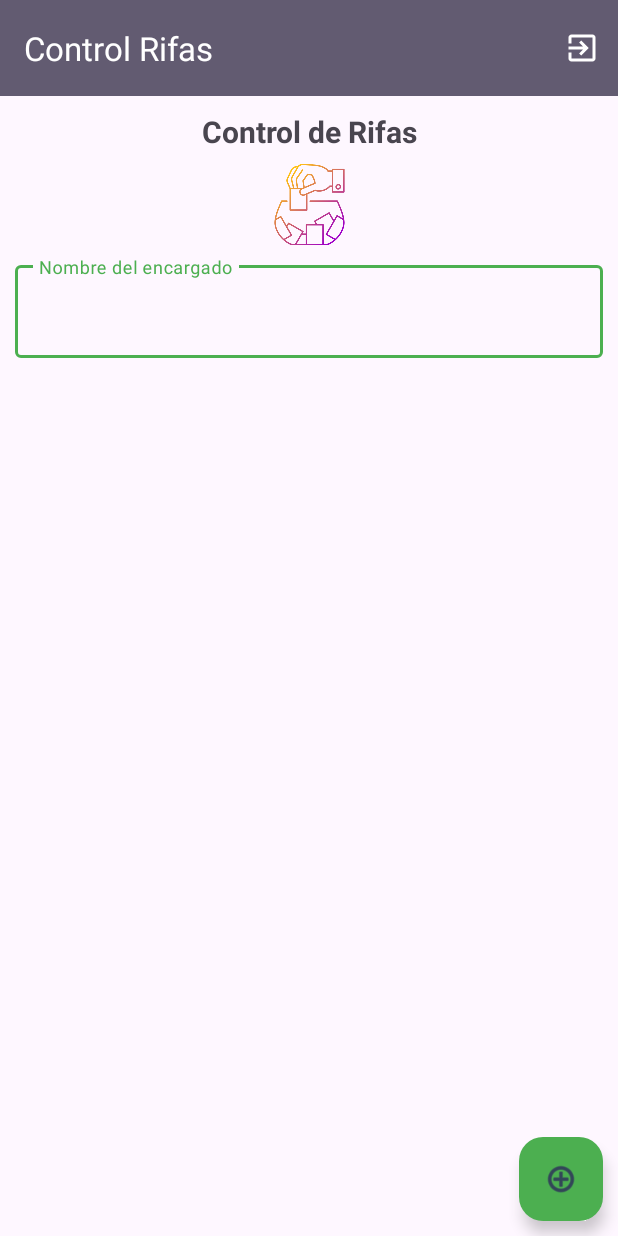
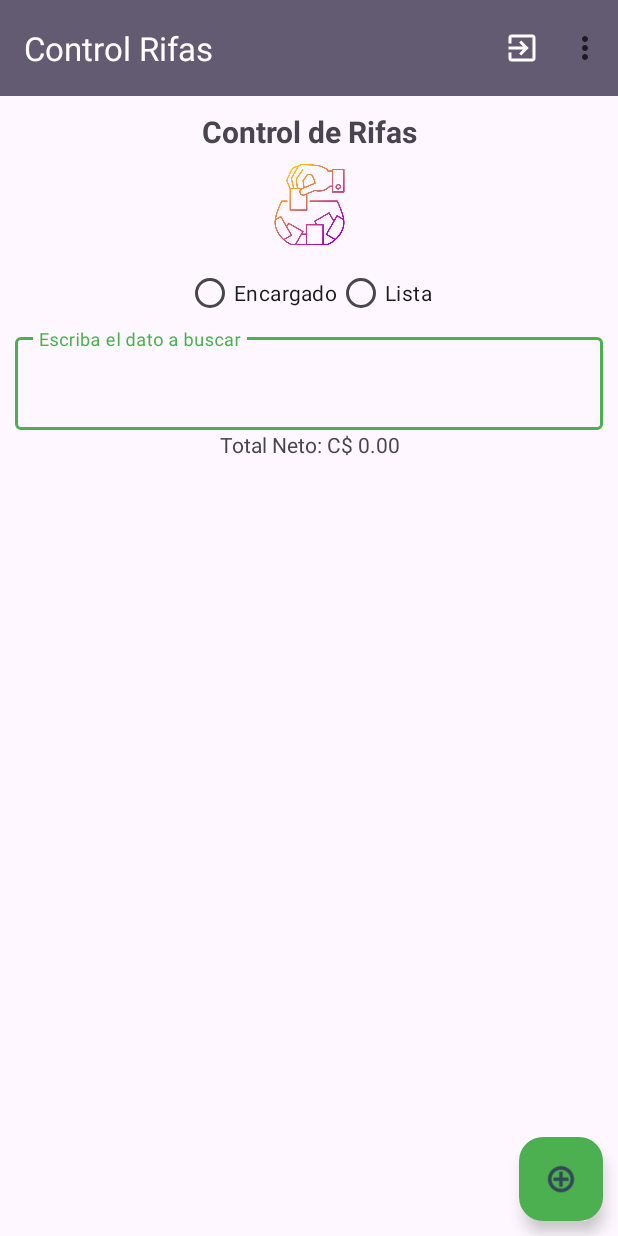
Before and after one commit to jadg-13/ControlRifas, an Android app: the Menu screen opened directly, with no data from a screen before it, on a phone screen of 412 x 824 dp. Run offline under Robolectric (Android 15) with nearby library versions, the phone set to English and light mode, and no system bars; our stand-ins replace Firebase (no records; nobody signed in at launch, a user with empty details on screens opened directly).

Commit message:
[upate] login, menu

```diff
--- a/app/src/main/java/site/soymegh/controlrifas/MainActivity.kt
+++ b/app/src/main/java/site/soymegh/controlrifas/MainActivity.kt
@@ -43,10 +43,10 @@ class MainActivity : AppCompatActivity() {
             startActivity(intent)
         }
 
-        binding.TvNewUser.setOnClickListener {
+       /* binding.TvNewUser.setOnClickListener {
             val intent = Intent(this, NewUser::class.java)
             startActivity(intent)
-        }
+        }*/
     }
 
     private fun singIn(email: String, pw: String) {
--- a/app/src/main/java/site/soymegh/controlrifas/adapter/AdapterRegister.kt
+++ b/app/src/main/java/site/soymegh/controlrifas/adapter/AdapterRegister.kt
@@ -37,6 +37,7 @@ class AdapterRegister (
             listRegister.removeAt(index)
             // Notify the adapter that the data set has changed
             notifyItemRemoved(index)
+
         }
     }
 
--- /dev/null
+++ b/app/src/main/res/drawable/new_user.xml
@@ -0,0 +1,5 @@
+<vector android:height="24dp" android:tint="#FFFFFF"
+    android:viewportHeight="24" android:viewportWidth="24"
+    android:width="24dp" xmlns:android="http://schemas.android.com/apk/res/android">
+    <path android:fillColor="@android:color/white" android:pathData="M15,12c2.21,0 4,-1.79 4,-4s-1.79,-4 -4,-4 -4,1.79 -4,4 1.79,4 4,4zM6,10L6,7L4,7v3L1,10v2h3v3h2v-3h3v-2L6,10zM15,14c-2.67,0 -8,1.34 -8,4v2h16v-2c0,-2.66 -5.33,-4 -8,-4z"/>
+</vector>
--- a/app/src/main/res/layout/activity_menu.xml
+++ b/app/src/main/res/layout/activity_menu.xml
@@ -43,14 +43,15 @@
         app:layout_constraintStart_toStartOf="parent"
         app:layout_constraintEnd_toEndOf="parent"
         />
-    <com.google.android.material.textfield.TextInputLayout
+
+     <com.google.android.material.textfield.TextInputLayout
         android:id="@+id/tfFind"
         android:layout_width="match_parent"
         android:layout_height="wrap_content"
         android:layout_marginHorizontal="10dp"
         app:layout_constraintStart_toStartOf="parent"
         app:layout_constraintEnd_toEndOf="parent"
-        app:layout_constraintTop_toBottomOf="@+id/ivLogoIg">
+        app:layout_constraintTop_toBottomOf="@id/rgSearch">
 
         <com.google.android.material.textfield.TextInputEditText
             android:id="@+id/TieFind"
@@ -62,6 +63,16 @@
             android:imeOptions="actionSearch"
             android:layout_gravity="center"/>
     </com.google.android.material.textfield.TextInputLayout>
+    <TextView
+        android:layout_width="match_parent"
+        android:layout_height="wrap_content"
+        android:id="@+id/tvMontoTotal"
+        app:layout_constraintStart_toStartOf="parent"
+        app:layout_constraintEnd_toEndOf="parent"
+        app:layout_constraintTop_toBottomOf="@+id/tfFind"
+        android:text="@string/tvMonto"
+        android:gravity="center"
+        />
     <androidx.recyclerview.widget.RecyclerView
         android:id="@+id/RvList"
         android:layout_width="0dp"
@@ -72,7 +83,7 @@
         app:layout_constraintBottom_toBottomOf="parent"
         app:layout_constraintEnd_toEndOf="parent"
         app:layout_constraintStart_toStartOf="parent"
-        app:layout_constraintTop_toBottomOf="@id/tfFind" />
+        app:layout_constraintTop_toBottomOf="@id/tvMontoTotal"/>
 
     <com.google.android.material.floatingactionbutton.FloatingActionButton
         android:id="@+id/BtnAdd"
@@ -88,4 +99,31 @@
         android:focusable="true"
         android:backgroundTint="@color/green"/>
 
+    <RadioGroup
+        android:id="@+id/rgSearch"
+        android:layout_width="wrap_content"
+        android:layout_height="wrap_content"
+        android:orientation="horizontal"
+        app:layout_constraintTop_toBottomOf="@id/ivLogoIg"
+        app:layout_constraintStart_toStartOf="parent"
+        app:layout_constraintEnd_toEndOf="parent">
+
+        <RadioButton
+            android:id="@+id/rbtEncargado"
+            android:layout_width="wrap_content"
+            android:layout_height="wrap_content"
+            android:text="Encargado"
+            />
+
+        <RadioButton
+            android:id="@+id/rbtLista"
+            android:layout_width="wrap_content"
+            android:layout_height="wrap_content"
+            android:text="Lista" />
+
+    </RadioGroup>
+
+
+
+
 </androidx.constraintlayout.widget.ConstraintLayout>
--- a/app/src/main/res/menu/nav_menu.xml
+++ b/app/src/main/res/menu/nav_menu.xml
@@ -1,17 +1,22 @@
 <?xml version="1.0" encoding="utf-8"?>
-<menu xmlns:app="http://schemas.android.com/apk/res-auto"
-    xmlns:android="http://schemas.android.com/apk/res/android">
+<menu xmlns:android="http://schemas.android.com/apk/res/android"
+    xmlns:app="http://schemas.android.com/apk/res-auto">
 
-   <!-- <item
-        android:id="@+id/MnuHora"
-        android:icon="@drawable/time"
-        android:title="Hora"
-        app:showAsAction="ifRoom" />
--->
+
     <item
         android:id="@+id/MnuSalir"
         android:icon="@drawable/close"
         android:title="Salir"
         app:showAsAction="ifRoom" />
 
+    <item
+        android:id="@+id/MnuNewUser"
+        android:icon="@drawable/new_user"
+        android:title="Nuevo Usuario"
+        app:showAsAction="collapseActionView" />
+    <item
+        android:id="@+id/MnuChangePw"
+        android:icon="@drawable/login"
+        android:title="Cambiar Contraseña"
+        app:showAsAction="never" />
 </menu>
--- a/app/src/main/res/values/strings.xml
+++ b/app/src/main/res/values/strings.xml
@@ -9,7 +9,7 @@
     <string name="rewrite_pw">Repite la contraseña</string>
 
     <string name="text_title">Control de Rifas</string>
-    <string name="text_name">Nombre del encargado</string>
+    <string name="text_name">Escriba el dato a buscar</string>
     <string name="text_lists">Listas</string>
     <string name="text_actions">Acciones</string>
     <string name="text_total">Monto</string>
@@ -17,4 +17,5 @@
     <string name="ivlogo_desc">Logo de la Parroquia</string>
     <string name="delete_text">Eliminar</string>
     <string name="edit_text">Editar</string>
+    <string name="tvMonto">Total Neto: C$ 0.00</string>
 </resources>
```
Also changed, not shown: app/src/main/java/site/soymegh/controlrifas/Menu.kt (+53 -11 lines), app/src/main/java/site/soymegh/controlrifas/NewUser.kt (+25 -11 lines), app/src/main/res/layout/activity_main.xml (+4 -4 lines), app/src/main/res/layout/activity_new_user.xml (+13 -13 lines).
